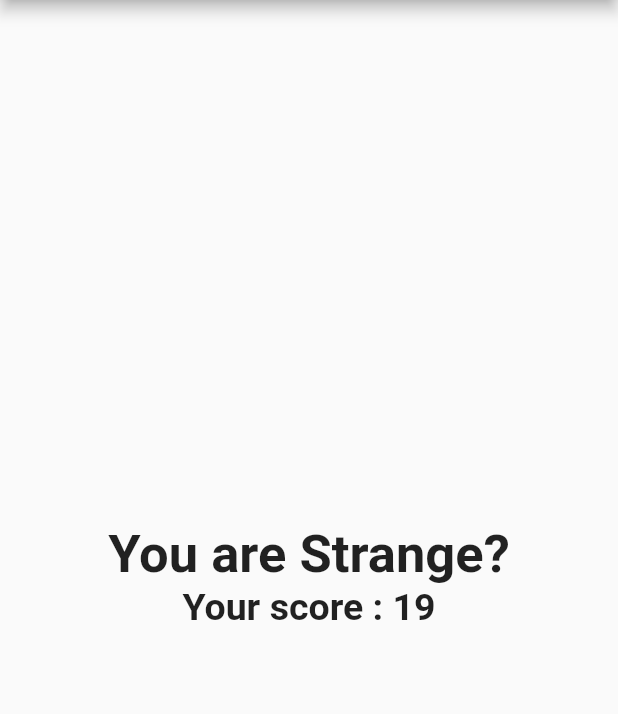
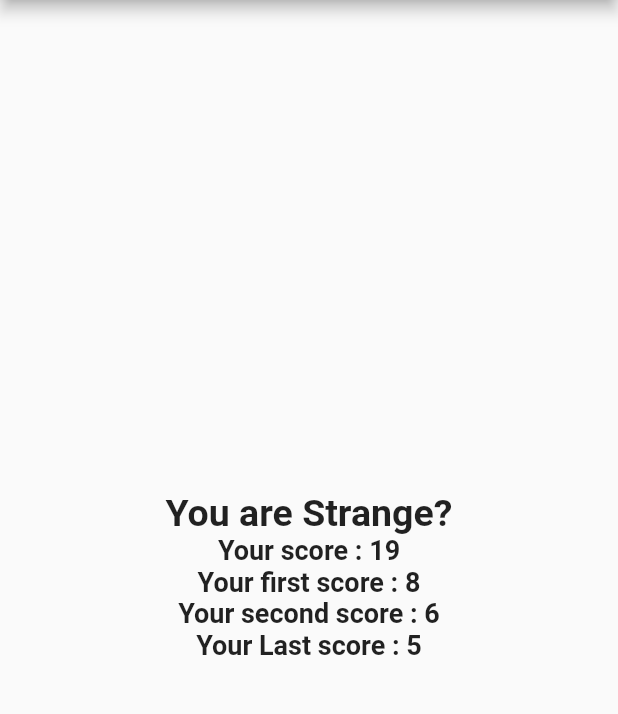
Before and after one commit to devraselhossen/Quiz_App, a Flutter app: the screen it shows after launch, after a tap on "Black", after a tap on "Lion", after a tap on "Mahmudullah", on a phone screen of 412 x 824 dp, the part 84-798 px from its top. Run offline on Flutter 3.47's test engine with Material 2 defaults, Android fonts, the phone set to English and light mode, and no system bars.

Commit message:
eight commit

```diff
--- a/lib/home.dart
+++ b/lib/home.dart
@@ -44,18 +44,24 @@ class _HomeState extends State<Home> {
 
   var _questionIndex = 0;
   var _totalScore = 0;
+  var _firstScore = 0;
+  var _secondScore = 0;
+  var _thirdScore = 0;
 
   void _answerQuestion(int score) {
     _totalScore += score;
     setState(() {
-      _questionIndex = _questionIndex + 1;
+      if (_questionIndex == 0) {
+        _firstScore = score;
+      }
+      else if (_questionIndex == 1) {
+        _secondScore = score;
+      }
+      else if (_questionIndex == 2) {
+        _thirdScore = score;
+      }
+      _questionIndex++;
     });
-    print(_questionIndex);
-    if (_questionIndex < _questions.length) {
-      print("We have more question");
-    } else {
-      print("No more question");
-    }
   }
 
   @override
@@ -69,6 +75,10 @@ class _HomeState extends State<Home> {
                 answerQuestion: _answerQuestion,
                 questionIndex: _questionIndex,
                 questions: _questions)
-            : Result(_totalScore));
+            : Result(
+                resultScore: _totalScore,
+                resultFirstScore: _firstScore,
+                resultThirdScore: _thirdScore,
+                resultSecondScore: _secondScore));
   }
 }
--- a/lib/result.dart
+++ b/lib/result.dart
@@ -3,23 +3,26 @@
 import 'package:flutter/material.dart';
 
 class Result extends StatelessWidget {
+  final int resultScore;
+  final int resultThirdScore;
+  final int resultFirstScore;
+  final int resultSecondScore;
 
-  final int resultScore;
+  Result(
+      {required this.resultScore,
+      required this.resultThirdScore,
+      required this.resultFirstScore,
+      required this.resultSecondScore});
 
-  Result(this.resultScore);
-
-  String get resultPhase{
+  String get resultPhase {
     String resultText;
-    if (resultScore <= 12){
+    if (resultScore <= 12) {
       resultText = "You are osame and inocent!";
-    }
-    else if (resultScore <= 16){
+    } else if (resultScore <= 16) {
       resultText = "Preaty Likable!";
-    }
-    else if (resultScore <= 20){
+    } else if (resultScore <= 20) {
       resultText = "You are Strange?";
-    }
-    else{
+    } else {
       resultText = "You are so bad!";
     }
     return resultText;
@@ -34,14 +37,35 @@ class Result extends StatelessWidget {
         Center(
           child: Text(
             resultPhase,
-            style: TextStyle(fontSize: 35,fontWeight: FontWeight.bold),
+            style: TextStyle(fontSize: 25, fontWeight: FontWeight.bold),
             textAlign: TextAlign.center,
           ),
         ),
         Center(
           child: Text(
-            "Your score : "+resultScore.toString(),
-            style: TextStyle(fontSize: 25,fontWeight: FontWeight.bold),
+            "Your score : " + resultScore.toString(),
+            style: TextStyle(fontSize: 18, fontWeight: FontWeight.bold),
+            textAlign: TextAlign.center,
+          ),
+        ),
+        Center(
+          child: Text(
+            "Your first score : " + resultFirstScore.toString(),
+            style: TextStyle(fontSize: 18, fontWeight: FontWeight.bold),
+            textAlign: TextAlign.center,
+          ),
+        ),
+        Center(
+          child: Text(
+            "Your second score : " + resultSecondScore.toString(),
+            style: TextStyle(fontSize: 18, fontWeight: FontWeight.bold),
+            textAlign: TextAlign.center,
+          ),
+        ),
+        Center(
+          child: Text(
+            "Your Last score : " + resultThirdScore.toString(),
+            style: TextStyle(fontSize: 18, fontWeight: FontWeight.bold),
             textAlign: TextAlign.center,
           ),
         ),
```
